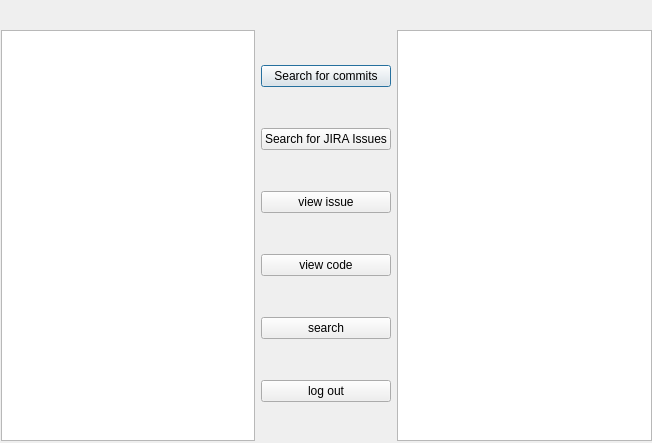
This is CSCI334/hhomepage.ui in mreidss/CSCI334 as Qt 5 draws it before an edit. The edited form follows.
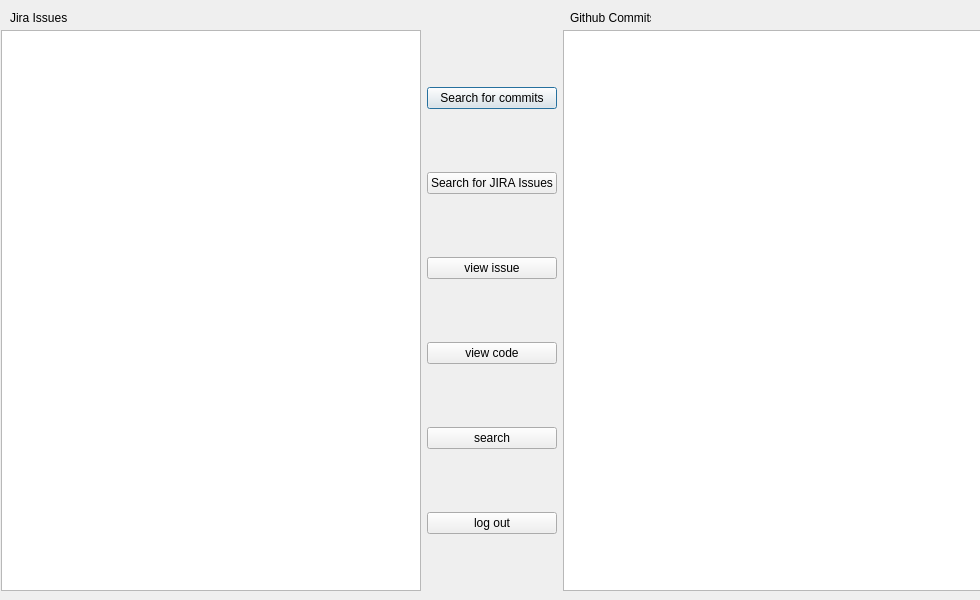
This is the edited form.

Commit message:
api's working and printing to GUI
Our project now connects to Github and JIRA and creates JSON files, from
these files we can access all information relating to issues and
everything relating to GITHUB commits,

issues : Github commits don't display code yet

Patch:
```diff
--- a/CSCI334/hhomepage.ui
+++ b/CSCI334/hhomepage.ui
@@ -6,8 +6,8 @@
    <rect>
     <x>0</x>
     <y>0</y>
-    <width>652</width>
-    <height>443</height>
+    <width>980</width>
+    <height>600</height>
    </rect>
   </property>
   <property name="acceptDrops">
@@ -21,8 +21,8 @@
     <rect>
      <x>1</x>
      <y>30</y>
-     <width>651</width>
-     <height>411</height>
+     <width>981</width>
+     <height>561</height>
     </rect>
    </property>
    <layout class="QHBoxLayout" name="horizontalLayout">
@@ -80,6 +80,32 @@
     </item>
    </layout>
   </widget>
+  <widget class="QLabel" name="label">
+   <property name="geometry">
+    <rect>
+     <x>10</x>
+     <y>10</y>
+     <width>101</width>
+     <height>16</height>
+    </rect>
+   </property>
+   <property name="text">
+    <string>Jira Issues</string>
+   </property>
+  </widget>
+  <widget class="QLabel" name="label_2">
+   <property name="geometry">
+    <rect>
+     <x>570</x>
+     <y>10</y>
+     <width>81</width>
+     <height>16</height>
+    </rect>
+   </property>
+   <property name="text">
+    <string>Github Commits</string>
+   </property>
+  </widget>
  </widget>
  <resources/>
  <connections/>
```
The commit also changes 7 other files.
